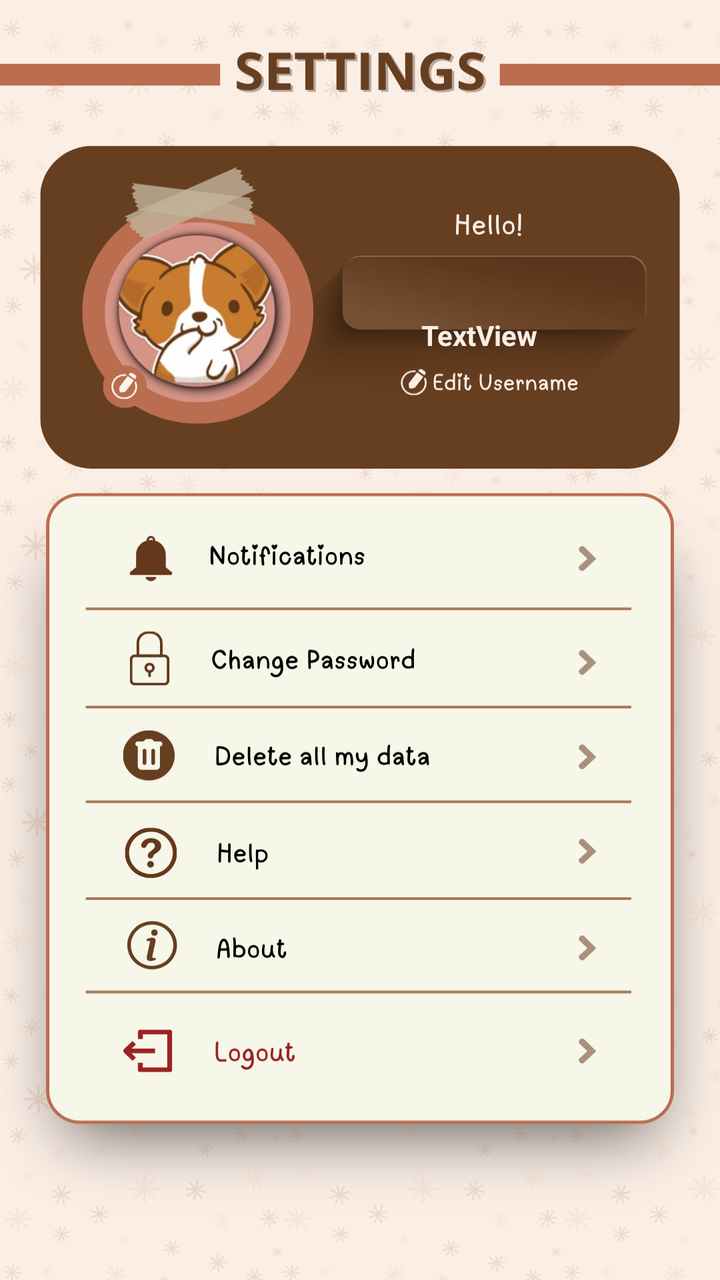
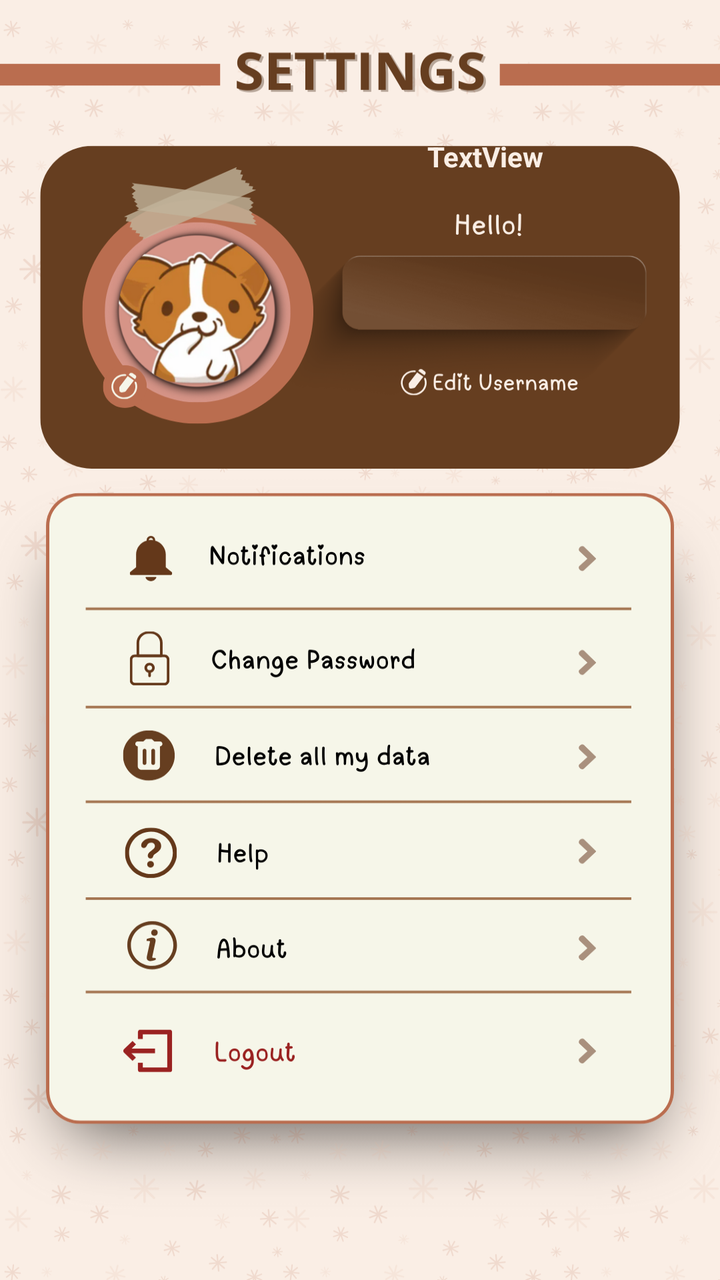

Before-and-after screenshots of an Android layout around one commit, followed by the original layout XML and the change that was made.
<!-- AndroidManifest.xml: application theme Theme.MoodTracker -->
<!-- res/layout/fragment_settings.xml -->
<?xml version="1.0" encoding="utf-8"?>
<androidx.constraintlayout.widget.ConstraintLayout xmlns:android="http://schemas.android.com/apk/res/android"
    xmlns:app="http://schemas.android.com/apk/res-auto"
    xmlns:tools="http://schemas.android.com/tools"
    android:layout_width="match_parent"
    android:layout_height="match_parent"
    android:background="@drawable/settings_layout"
    tools:context=".SettingsFragment">

    <Button
        android:id="@+id/helpButton"
        android:layout_width="300dp"
        android:layout_height="54dp"
        android:layout_marginBottom="220dp"
        android:background="@android:color/transparent"
        android:contentDescription="g"
        android:padding="5dp"
        android:textColor="@color/black"
        android:textSize="12sp"
        app:layout_constraintBottom_toBottomOf="parent"
        app:layout_constraintEnd_toEndOf="parent"
        app:layout_constraintHorizontal_bias="0.45"
        app:layout_constraintStart_toStartOf="parent" />

    <Button
        android:id="@+id/accountButton"
        android:layout_width="306dp"
        android:layout_height="50dp"
        android:layout_marginBottom="168dp"
        android:background="@android:color/transparent"
        android:contentDescription="y"
        android:padding="5dp"
        android:textColor="@android:color/white"
        android:textSize="12sp"
        app:layout_constraintBottom_toBottomOf="parent"
        app:layout_constraintEnd_toEndOf="parent"
        app:layout_constraintHorizontal_bias="0.462"
        app:layout_constraintStart_toStartOf="parent" />

    <Button
        android:id="@+id/changePasswordBtn"
        android:layout_width="308dp"
        android:layout_height="49dp"
        android:layout_marginStart="50dp"
        android:layout_marginEnd="54dp"
        android:layout_marginBottom="332dp"
        android:background="@android:color/transparent"
        android:contentDescription="Delete"
        app:layout_constraintBottom_toBottomOf="parent"
        app:layout_constraintEnd_toEndOf="parent"
        app:layout_constraintHorizontal_bias="1.0"
        app:layout_constraintStart_toStartOf="parent" />

    <Button
        android:id="@+id/notifation"
        android:layout_width="308dp"
        android:layout_height="49dp"
        android:layout_marginStart="50dp"
        android:layout_marginEnd="54dp"
        android:layout_marginBottom="388dp"
        android:background="@android:color/transparent"
        android:contentDescription="notif"
        app:layout_constraintBottom_toBottomOf="parent"
        app:layout_constraintEnd_toEndOf="parent"
        app:layout_constraintHorizontal_bias="0.0"
        app:layout_constraintStart_toStartOf="parent" />

    <Button
        android:id="@+id/delete_data"
        android:layout_width="308dp"
        android:layout_height="49dp"
        android:layout_marginStart="50dp"
        android:layout_marginEnd="54dp"
        android:layout_marginBottom="276dp"
        android:background="@android:color/transparent"
        android:contentDescription="Delete"
        app:layout_constraintBottom_toBottomOf="parent"
        app:layout_constraintEnd_toEndOf="parent"
        app:layout_constraintHorizontal_bias="0.0"
        app:layout_constraintStart_toStartOf="parent" />

    <TextView
        android:id="@+id/ACC_NAME"
        android:layout_width="171dp"
        android:layout_height="22dp"
        android:layout_marginTop="158dp"
        android:text="TextView"
        android:textAlignment="center"
        android:textColor="#FAEEE5"
        android:textSize="14sp"
        android:textStyle="bold"
        app:layout_constraintEnd_toEndOf="parent"
        app:layout_constraintHorizontal_bias="0.816"
        app:layout_constraintStart_toStartOf="parent"
        app:layout_constraintTop_toTopOf="parent" />

    <Button
        android:id="@+id/logout"
        android:layout_width="307dp"
        android:layout_height="54dp"
        android:layout_marginStart="50dp"
        android:layout_marginEnd="54dp"
        android:layout_marginBottom="105dp"
        android:background="@android:color/transparent"
        android:contentDescription="Logout button"
        app:layout_constraintBottom_toBottomOf="parent"
        app:layout_constraintEnd_toEndOf="parent"
        app:layout_constraintStart_toStartOf="parent" />

</androidx.constraintlayout.widget.ConstraintLayout>
<!-- resources referenced by this layout -->
<resources>
  <color name="black">#FF000000</color>
  <!-- drawable settings_layout: png bitmap (drawable, 308956 bytes) -->
  <style name="Theme.MoodTracker" parent="Base.Theme.MoodTracker" />
  <style name="Base.Theme.MoodTracker" parent="Theme.MaterialComponents.Light.NoActionBar">
          
          <item name="colorPrimary">#c47930</item> 
          <item name="colorPrimaryVariant">#c47930</item> 
          <item name="colorOnPrimary">#000000</item> 
          <item name="colorControlNormal">#FFFFFF</item>
  
          
          <item name="materialButtonStyle">@style/CustomButtonStyle</item>
      </style>
  <style name="CustomButtonStyle" parent="Widget.MaterialComponents.Button">
          <item name="backgroundTint">#64381A</item>
          <item name="android:textColor">@color/brownishe</item>
      </style>
  <color name="brownishe">#c47930</color>
</resources>

<!-- the commit's change to res/layout/fragment_settings.xml (unified diff, before → after) -->
@@ -83,16 +83,19 @@
         android:id="@+id/ACC_NAME"
         android:layout_width="171dp"
         android:layout_height="22dp"
-        android:layout_marginTop="158dp"
+        android:layout_marginTop="60dp"
+        android:layout_marginBottom="112dp"
         android:text="TextView"
         android:textAlignment="center"
         android:textColor="#FAEEE5"
         android:textSize="14sp"
         android:textStyle="bold"
+        app:layout_constraintBottom_toTopOf="@+id/notifation"
         app:layout_constraintEnd_toEndOf="parent"
-        app:layout_constraintHorizontal_bias="0.816"
+        app:layout_constraintHorizontal_bias="0.833"
         app:layout_constraintStart_toStartOf="parent"
-        app:layout_constraintTop_toTopOf="parent" />
+        app:layout_constraintTop_toTopOf="parent"
+        app:layout_constraintVertical_bias="0.97" />
 
     <Button
         android:id="@+id/logout"
